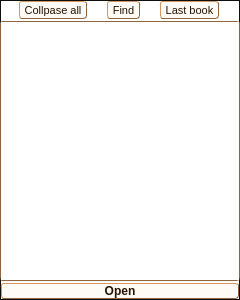
Qt form Mobile/mobileapp.ui (MosheWagner/Orayta-QT) before a commit.
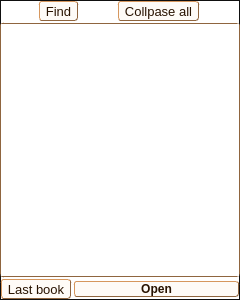
The same form after that commit. The open tabs and pages were chosen to show the change. Icons and pictures are not drawn. Custom widgets are drawn as their Qt base class.

```diff
--- a/Mobile/mobileapp.ui
+++ b/Mobile/mobileapp.ui
@@ -1901,9 +1901,6 @@
        </property>
        <item>
         <widget class="QWidget" name="widget_0" native="true">
-         <property name="styleSheet">
-          <string notr="true">font-size: 8pt;</string>
-         </property>
          <layout class="QHBoxLayout" name="horizontalLayout_16">
           <property name="spacing">
            <number>0</number>
@@ -1920,438 +1917,6 @@
           <property name="bottomMargin">
            <number>0</number>
           </property>
-          <item>
-           <widget class="QToolButton" name="resetBookListBTN">
-            <property name="palette">
-             <palette>
-              <active>
-               <colorrole role="WindowText">
-                <brush brushstyle="SolidPattern">
-                 <color alpha="255">
-                  <red>40</red>
-                  <green>19</green>
-                  <blue>1</blue>
-                 </color>
-                </brush>
-               </colorrole>
-               <colorrole role="Button">
-                <brush brushstyle="SolidPattern">
-                 <color alpha="26">
-                  <red>249</red>
-                  <green>211</green>
-                  <blue>176</blue>
-                 </color>
-                </brush>
-               </colorrole>
-               <colorrole role="Light">
-                <brush brushstyle="SolidPattern">
-                 <color alpha="255">
-                  <red>255</red>
-                  <green>255</green>
-                  <blue>255</blue>
-                 </color>
-                </brush>
-               </colorrole>
-               <colorrole role="Midlight">
-                <brush brushstyle="SolidPattern">
-                 <color alpha="255">
-                  <red>255</red>
-                  <green>253</green>
-                  <blue>251</blue>
-                 </color>
-                </brush>
-               </colorrole>
-               <colorrole role="Dark">
-                <brush brushstyle="SolidPattern">
-                 <color alpha="255">
-                  <red>127</red>
-                  <green>126</green>
-                  <blue>124</blue>
-                 </color>
-                </brush>
-               </colorrole>
-               <colorrole role="Mid">
-                <brush brushstyle="SolidPattern">
-                 <color alpha="255">
-                  <red>170</red>
-                  <green>168</green>
-                  <blue>165</blue>
-                 </color>
-                </brush>
-               </colorrole>
-               <colorrole role="Text">
-                <brush brushstyle="SolidPattern">
-                 <color alpha="255">
-                  <red>40</red>
-                  <green>19</green>
-                  <blue>1</blue>
-                 </color>
-                </brush>
-               </colorrole>
-               <colorrole role="BrightText">
-                <brush brushstyle="SolidPattern">
-                 <color alpha="255">
-                  <red>255</red>
-                  <green>255</green>
-                  <blue>255</blue>
-                 </color>
-                </brush>
-               </colorrole>
-               <colorrole role="ButtonText">
-                <brush brushstyle="SolidPattern">
-                 <color alpha="255">
-                  <red>40</red>
-                  <green>19</green>
-                  <blue>1</blue>
-                 </color>
-                </brush>
-               </colorrole>
-               <colorrole role="Base">
-                <brush brushstyle="SolidPattern">
-                 <color alpha="26">
-                  <red>249</red>
-                  <green>211</green>
-                  <blue>176</blue>
-                 </color>
-                </brush>
-               </colorrole>
-               <colorrole role="Window">
-                <brush brushstyle="SolidPattern">
-                 <color alpha="26">
-                  <red>249</red>
-                  <green>211</green>
-                  <blue>176</blue>
-                 </color>
-                </brush>
-               </colorrole>
-               <colorrole role="Shadow">
-                <brush brushstyle="SolidPattern">
-                 <color alpha="255">
-                  <red>0</red>
-                  <green>0</green>
-                  <blue>0</blue>
-                 </color>
-                </brush>
-               </colorrole>
-               <colorrole role="AlternateBase">
-                <brush brushstyle="SolidPattern">
-                 <color alpha="255">
-                  <red>255</red>
-                  <green>253</green>
-                  <blue>251</blue>
-                 </color>
-                </brush>
-               </colorrole>
-               <colorrole role="ToolTipBase">
-                <brush brushstyle="SolidPattern">
-                 <color alpha="255">
-                  <red>255</red>
-                  <green>255</green>
-                  <blue>220</blue>
-                 </color>
-                </brush>
-               </colorrole>
-               <colorrole role="ToolTipText">
-                <brush brushstyle="SolidPattern">
-                 <color alpha="255">
-                  <red>0</red>
-                  <green>0</green>
-                  <blue>0</blue>
-                 </color>
-                </brush>
-               </colorrole>
-              </active>
-              <inactive>
-               <colorrole role="WindowText">
-                <brush brushstyle="SolidPattern">
-                 <color alpha="255">
-                  <red>40</red>
-                  <green>19</green>
-                  <blue>1</blue>
-                 </color>
-                </brush>
-               </colorrole>
-               <colorrole role="Button">
-                <brush brushstyle="SolidPattern">
-                 <color alpha="26">
-                  <red>249</red>
-                  <green>211</green>
-                  <blue>176</blue>
-                 </color>
-                </brush>
-               </colorrole>
-               <colorrole role="Light">
-                <brush brushstyle="SolidPattern">
-                 <color alpha="255">
-                  <red>255</red>
-                  <green>255</green>
-                  <blue>255</blue>
-                 </color>
-                </brush>
-               </colorrole>
-               <colorrole role="Midlight">
-                <brush brushstyle="SolidPattern">
-                 <color alpha="255">
-                  <red>255</red>
-                  <green>253</green>
-                  <blue>251</blue>
-                 </color>
-                </brush>
-               </colorrole>
-               <colorrole role="Dark">
-                <brush brushstyle="SolidPattern">
-                 <color alpha="255">
-                  <red>127</red>
-                  <green>126</green>
-                  <blue>124</blue>
-                 </color>
-                </brush>
-               </colorrole>
-               <colorrole role="Mid">
-                <brush brushstyle="SolidPattern">
-                 <color alpha="255">
-                  <red>170</red>
-                  <green>168</green>
-                  <blue>165</blue>
-                 </color>
-                </brush>
-               </colorrole>
-               <colorrole role="Text">
-                <brush brushstyle="SolidPattern">
-                 <color alpha="255">
-                  <red>40</red>
-                  <green>19</green>
-                  <blue>1</blue>
-                 </color>
-                </brush>
-               </colorrole>
-               <colorrole role="BrightText">
-                <brush brushstyle="SolidPattern">
-                 <color alpha="255">
-                  <red>255</red>
-                  <green>255</green>
-                  <blue>255</blue>
-                 </color>
-                </brush>
-               </colorrole>
-               <colorrole role="ButtonText">
-                <brush brushstyle="SolidPattern">
-                 <color alpha="255">
-                  <red>40</red>
-                  <green>19</green>
-                  <blue>1</blue>
-                 </color>
-                </brush>
-               </colorrole>
-               <colorrole role="Base">
-                <brush brushstyle="SolidPattern">
-                 <color alpha="26">
-                  <red>249</red>
-                  <green>211</green>
-                  <blue>176</blue>
-                 </color>
-                </brush>
-               </colorrole>
-               <colorrole role="Window">
-                <brush brushstyle="SolidPattern">
-                 <color alpha="26">
-                  <red>249</red>
-                  <green>211</green>
-                  <blue>176</blue>
-                 </color>
-                </brush>
-               </colorrole>
-               <colorrole role="Shadow">
-                <brush brushstyle="SolidPattern">
-                 <color alpha="255">
-                  <red>0</red>
-                  <green>0</green>
-                  <blue>0</blue>
-                 </color>
-                </brush>
-               </colorrole>
-               <colorrole role="AlternateBase">
-                <brush brushstyle="SolidPattern">
-                 <color alpha="255">
-                  <red>255</red>
-                  <green>253</green>
-                  <blue>251</blue>
-                 </color>
-                </brush>
-               </colorrole>
-               <colorrole role="ToolTipBase">
-                <brush brushstyle="SolidPattern">
-                 <color alpha="255">
-                  <red>255</red>
-                  <green>255</green>
-                  <blue>220</blue>
-                 </color>
-                </brush>
-               </colorrole>
-               <colorrole role="ToolTipText">
-                <brush brushstyle="SolidPattern">
-                 <color alpha="255">
-                  <red>0</red>
-                  <green>0</green>
-                  <blue>0</blue>
-                 </color>
-                </brush>
-               </colorrole>
-              </inactive>
-              <disabled>
-               <colorrole role="WindowText">
-                <brush brushstyle="SolidPattern">
-                 <color alpha="255">
-                  <red>255</red>
-                  <green>255</green>
-                  <blue>255</blue>
-                 </color>
-                </brush>
-               </colorrole>
-               <colorrole role="Button">
-                <brush brushstyle="SolidPattern">
-                 <color alpha="26">
-                  <red>249</red>
-                  <green>211</green>
-                  <blue>176</blue>
-                 </color>
-                </brush>
-               </colorrole>
-               <colorrole role="Light">
-                <brush brushstyle="SolidPattern">
-                 <color alpha="255">
-                  <red>255</red>
-                  <green>255</green>
-                  <blue>255</blue>
-                 </color>
-                </brush>
-               </colorrole>
-               <colorrole role="Midlight">
-                <brush brushstyle="SolidPattern">
-                 <color alpha="255">
-                  <red>255</red>
-                  <green>253</green>
-                  <blue>251</blue>
-                 </color>
-                </brush>
-               </colorrole>
-               <colorrole role="Dark">
-                <brush brushstyle="SolidPattern">
-                 <color alpha="255">
-                  <red>127</red>
-                  <green>126</green>
-                  <blue>124</blue>
-                 </color>
-                </brush>
-               </colorrole>
-               <colorrole role="Mid">
-                <brush brushstyle="SolidPattern">
-                 <color alpha="255">
-                  <red>170</red>
-                  <green>168</green>
-                  <blue>165</blue>
-                 </color>
-                </brush>
-               </colorrole>
-               <colorrole role="Text">
-                <brush brushstyle="SolidPattern">
-                 <color alpha="255">
-                  <red>255</red>
-                  <green>255</green>
-                  <blue>255</blue>
-                 </color>
-                </brush>
-               </colorrole>
-               <colorrole role="BrightText">
-                <brush brushstyle="SolidPattern">
-                 <color alpha="255">
-                  <red>255</red>
-                  <green>255</green>
-                  <blue>255</blue>
-                 </color>
-                </brush>
-               </colorrole>
-               <colorrole role="ButtonText">
-                <brush brushstyle="SolidPattern">
-                 <color alpha="255">
-                  <red>255</red>
-                  <green>255</green>
-                  <blue>255</blue>
-                 </color>
-                </brush>
-               </colorrole>
-               <colorrole role="Base">
-                <brush brushstyle="SolidPattern">
-                 <color alpha="26">
-                  <red>249</red>
-                  <green>211</green>
-                  <blue>176</blue>
-                 </color>
-                </brush>
-               </colorrole>
-               <colorrole role="Window">
-                <brush brushstyle="SolidPattern">
-                 <color alpha="26">
-                  <red>249</red>
-                  <green>211</green>
-                  <blue>176</blue>
-                 </color>
-                </brush>
-               </colorrole>
-               <colorrole role="Shadow">
-                <brush brushstyle="SolidPattern">
-                 <color alpha="255">
-                  <red>0</red>
-                  <green>0</green>
-                  <blue>0</blue>
-                 </color>
-                </brush>
-               </colorrole>
-               <colorrole role="AlternateBase">
-                <brush brushstyle="SolidPattern">
-                 <color alpha="255">
-                  <red>255</red>
-                  <green>252</green>
-                  <blue>248</blue>
-                 </color>
-                </brush>
-               </colorrole>
-               <colorrole role="ToolTipBase">
-                <brush brushstyle="SolidPattern">
-                 <color alpha="255">
-                  <red>255</red>
-                  <green>255</green>
-                  <blue>220</blue>
-                 </color>
-                </brush>
-               </colorrole>
-               <colorrole role="ToolTipText">
-                <brush brushstyle="SolidPattern">
-                 <color alpha="255">
-                  <red>0</red>
-                  <green>0</green>
-                  <blue>0</blue>
-                 </color>
-                </brush>
-               </colorrole>
-              </disabled>
-             </palette>
-            </property>
-            <property name="text">
-             <string>Collpase all</string>
-            </property>
-            <property name="icon">
-             <iconset resource="mobile.qrc">
-              <normaloff>:/flat-icons/collapseAll.png</normaloff>:/flat-icons/collapseAll.png</iconset>
-            </property>
-            <property name="toolButtonStyle">
-             <enum>Qt::ToolButtonTextBesideIcon</enum>
-            </property>
-            <property name="autoRaise">
-             <bool>true</bool>
-            </property>
-           </widget>
-          </item>
           <item>
            <widget class="QToolButton" name="findBookBTN">
             <property name="palette">
@@ -2769,6 +2334,11 @@
               </disabled>
              </palette>
             </property>
+            <property name="font">
+             <font>
+              <pointsize>10</pointsize>
+             </font>
+            </property>
             <property name="text">
              <string>Find</string>
             </property>
@@ -2785,7 +2355,7 @@
            </widget>
           </item>
           <item>
-           <widget class="QToolButton" name="lastBookBTN">
+           <widget class="QToolButton" name="resetBookListBTN">
             <property name="palette">
              <palette>
               <active>
@@ -3201,8 +2771,13 @@
               </disabled>
              </palette>
             </property>
+            <property name="font">
+             <font>
+              <pointsize>10</pointsize>
+             </font>
+            </property>
             <property name="text">
-             <string>Last book</string>
+             <string>Collpase all</string>
             </property>
             <property name="icon">
              <iconset resource="mobile.qrc">
@@ -3294,6 +2869,443 @@
        </item>
        <item>
         <layout class="QHBoxLayout" name="horizontalLayout_8">
+         <item>
+          <widget class="QToolButton" name="lastBookBTN">
+           <property name="palette">
+            <palette>
+             <active>
+              <colorrole role="WindowText">
+               <brush brushstyle="SolidPattern">
+                <color alpha="255">
+                 <red>40</red>
+                 <green>19</green>
+                 <blue>1</blue>
+                </color>
+               </brush>
+              </colorrole>
+              <colorrole role="Button">
+               <brush brushstyle="SolidPattern">
+                <color alpha="26">
+                 <red>249</red>
+                 <green>211</green>
+                 <blue>176</blue>
+                </color>
+               </brush>
+              </colorrole>
+              <colorrole role="Light">
+               <brush brushstyle="SolidPattern">
+                <color alpha="255">
+                 <red>255</red>
+                 <green>255</green>
+                 <blue>255</blue>
+                </color>
+               </brush>
+              </colorrole>
+              <colorrole role="Midlight">
+               <brush brushstyle="SolidPattern">
+                <color alpha="255">
+                 <red>255</red>
+                 <green>253</green>
+                 <blue>251</blue>
+                </color>
+               </brush>
+              </colorrole>
+              <colorrole role="Dark">
+               <brush brushstyle="SolidPattern">
+                <color alpha="255">
+                 <red>127</red>
+                 <green>126</green>
+                 <blue>124</blue>
+                </color>
+               </brush>
+              </colorrole>
+              <colorrole role="Mid">
+               <brush brushstyle="SolidPattern">
+                <color alpha="255">
+                 <red>170</red>
+                 <green>168</green>
+                 <blue>165</blue>
+                </color>
+               </brush>
+              </colorrole>
+              <colorrole role="Text">
+               <brush brushstyle="SolidPattern">
+                <color alpha="255">
+                 <red>40</red>
+                 <green>19</green>
+                 <blue>1</blue>
+                </color>
+               </brush>
+              </colorrole>
+              <colorrole role="BrightText">
+               <brush brushstyle="SolidPattern">
+                <color alpha="255">
+                 <red>255</red>
+                 <green>255</green>
+                 <blue>255</blue>
+                </color>
+               </brush>
+              </colorrole>
+              <colorrole role="ButtonText">
+               <brush brushstyle="SolidPattern">
+                <color alpha="255">
+                 <red>40</red>
+                 <green>19</green>
+                 <blue>1</blue>
+                </color>
+               </brush>
+              </colorrole>
+              <colorrole role="Base">
+               <brush brushstyle="SolidPattern">
+                <color alpha="26">
+                 <red>249</red>
+                 <green>211</green>
+                 <blue>176</blue>
+                </color>
+               </brush>
+              </colorrole>
+              <colorrole role="Window">
+               <brush brushstyle="SolidPattern">
+                <color alpha="26">
+                 <red>249</red>
+                 <green>211</green>
+                 <blue>176</blue>
+                </color>
+               </brush>
+              </colorrole>
+              <colorrole role="Shadow">
+               <brush brushstyle="SolidPattern">
+                <color alpha="255">
+                 <red>0</red>
+                 <green>0</green>
+                 <blue>0</blue>
+                </color>
+               </brush>
+              </colorrole>
+              <colorrole role="AlternateBase">
+               <brush brushstyle="SolidPattern">
+                <color alpha="255">
+                 <red>255</red>
+                 <green>253</green>
+                 <blue>251</blue>
+                </color>
+               </brush>
+              </colorrole>
+              <colorrole role="ToolTipBase">
+               <brush brushstyle="SolidPattern">
+                <color alpha="255">
+                 <red>255</red>
+                 <green>255</green>
+                 <blue>220</blue>
+                </color>
+               </brush>
+              </colorrole>
+              <colorrole role="ToolTipText">
+               <brush brushstyle="SolidPattern">
+                <color alpha="255">
+                 <red>0</red>
+                 <green>0</green>
+                 <blue>0</blue>
+                </color>
+               </brush>
+              </colorrole>
+             </active>
+             <inactive>
+              <colorrole role="WindowText">
+               <brush brushstyle="SolidPattern">
+                <color alpha="255">
+                 <red>40</red>
+                 <green>19</green>
+                 <blue>1</blue>
+                </color>
+               </brush>
+              </colorrole>
+              <colorrole role="Button">
+               <brush brushstyle="SolidPattern">
+                <color alpha="26">
+                 <red>249</red>
+                 <green>211</green>
+                 <blue>176</blue>
+                </color>
+               </brush>
+              </colorrole>
+              <colorrole role="Light">
+               <brush brushstyle="SolidPattern">
+                <color alpha="255">
+                 <red>255</red>
+                 <green>255</green>
+                 <blue>255</blue>
+                </color>
+               </brush>
+              </colorrole>
+              <colorrole role="Midlight">
+               <brush brushstyle="SolidPattern">
+                <color alpha="255">
+                 <red>255</red>
+                 <green>253</green>
+                 <blue>251</blue>
+                </color>
+               </brush>
+              </colorrole>
+              <colorrole role="Dark">
+               <brush brushstyle="SolidPattern">
+                <color alpha="255">
+                 <red>127</red>
+                 <green>126</green>
+                 <blue>124</blue>
+                </color>
+               </brush>
+              </colorrole>
+              <colorrole role="Mid">
+               <brush brushstyle="SolidPattern">
+                <color alpha="255">
+                 <red>170</red>
+                 <green>168</green>
+                 <blue>165</blue>
+                </color>
+               </brush>
+              </colorrole>
+              <colorrole role="Text">
+               <brush brushstyle="SolidPattern">
+                <color alpha="255">
+                 <red>40</red>
+                 <green>19</green>
+                 <blue>1</blue>
+                </color>
+               </brush>
+              </colorrole>
+              <colorrole role="BrightText">
+               <brush brushstyle="SolidPattern">
+                <color alpha="255">
+                 <red>255</red>
+                 <green>255</green>
+                 <blue>255</blue>
+                </color>
+               </brush>
+              </colorrole>
+              <colorrole role="ButtonText">
+               <brush brushstyle="SolidPattern">
+                <color alpha="255">
+                 <red>40</red>
+                 <green>19</green>
+                 <blue>1</blue>
+                </color>
+               </brush>
+              </colorrole>
+              <colorrole role="Base">
+               <brush brushstyle="SolidPattern">
+                <color alpha="26">
+                 <red>249</red>
+                 <green>211</green>
+                 <blue>176</blue>
+                </color>
+               </brush>
+              </colorrole>
+              <colorrole role="Window">
+               <brush brushstyle="SolidPattern">
+                <color alpha="26">
+                 <red>249</red>
+                 <green>211</green>
+                 <blue>176</blue>
+                </color>
+               </brush>
+              </colorrole>
+              <colorrole role="Shadow">
+               <brush brushstyle="SolidPattern">
+                <color alpha="255">
+                 <red>0</red>
+                 <green>0</green>
+                 <blue>0</blue>
+                </color>
+               </brush>
+              </colorrole>
+              <colorrole role="AlternateBase">
+               <brush brushstyle="SolidPattern">
+                <color alpha="255">
+                 <red>255</red>
+                 <green>253</green>
+                 <blue>251</blue>
+                </color>
+               </brush>
+              </colorrole>
+              <colorrole role="ToolTipBase">
+               <brush brushstyle="SolidPattern">
+                <color alpha="255">
+                 <red>255</red>
+                 <green>255</green>
+                 <blue>220</blue>
+                </color>
+               </brush>
+              </colorrole>
+              <colorrole role="ToolTipText">
+               <brush brushstyle="SolidPattern">
+                <color alpha="255">
+                 <red>0</red>
+                 <green>0</green>
+                 <blue>0</blue>
+                </color>
+               </brush>
+              </colorrole>
+             </inactive>
+             <disabled>
+              <colorrole role="WindowText">
+               <brush brushstyle="SolidPattern">
+                <color alpha="255">
+                 <red>255</red>
+                 <green>255</green>
+                 <blue>255</blue>
+                </color>
+               </brush>
+              </colorrole>
+              <colorrole role="Button">
+               <brush brushstyle="SolidPattern">
+                <color alpha="26">
+                 <red>249</red>
+                 <green>211</green>
+                 <blue>176</blue>
+                </color>
+               </brush>
+              </colorrole>
+              <colorrole role="Light">
+               <brush brushstyle="SolidPattern">
+                <color alpha="255">
+                 <red>255</red>
+                 <green>255</green>
+                 <blue>255</blue>
+                </color>
+               </brush>
+              </colorrole>
+              <colorrole role="Midlight">
+               <brush brushstyle="SolidPattern">
+                <color alpha="255">
+                 <red>255</red>
+                 <green>253</green>
+                 <blue>251</blue>
+                </color>
+               </brush>
+              </colorrole>
+              <colorrole role="Dark">
+               <brush brushstyle="SolidPattern">
+                <color alpha="255">
+                 <red>127</red>
+                 <green>126</green>
+                 <blue>124</blue>
+                </color>
+               </brush>
+              </colorrole>
+              <colorrole role="Mid">
+               <brush brushstyle="SolidPattern">
+                <color alpha="255">
+                 <red>170</red>
+                 <green>168</green>
+                 <blue>165</blue>
+                </color>
+               </brush>
+              </colorrole>
+              <colorrole role="Text">
+               <brush brushstyle="SolidPattern">
+                <color alpha="255">
+                 <red>255</red>
+                 <green>255</green>
+                 <blue>255</blue>
+                </color>
+               </brush>
+              </colorrole>
+              <colorrole role="BrightText">
+               <brush brushstyle="SolidPattern">
+                <color alpha="255">
+                 <red>255</red>
+                 <green>255</green>
+                 <blue>255</blue>
+                </color>
+               </brush>
+              </colorrole>
+              <colorrole role="ButtonText">
+               <brush brushstyle="SolidPattern">
+                <color alpha="255">
+                 <red>255</red>
+                 <green>255</green>
+                 <blue>255</blue>
+                </color>
+               </brush>
+              </colorrole>
+              <colorrole role="Base">
+               <brush brushstyle="SolidPattern">
+                <color alpha="26">
+                 <red>249</red>
+                 <green>211</green>
+                 <blue>176</blue>
+                </color>
+               </brush>
+              </colorrole>
+              <colorrole role="Window">
+               <brush brushstyle="SolidPattern">
+                <color alpha="26">
+                 <red>249</red>
+                 <green>211</green>
+                 <blue>176</blue>
+                </color>
+               </brush>
+              </colorrole>
+              <colorrole role="Shadow">
+               <brush brushstyle="SolidPattern">
+                <color alpha="255">
+                 <red>0</red>
+                 <green>0</green>
+                 <blue>0</blue>
+                </color>
+               </brush>
+              </colorrole>
+              <colorrole role="AlternateBase">
+               <brush brushstyle="SolidPattern">
+                <color alpha="255">
+                 <red>255</red>
+                 <green>252</green>
+                 <blue>248</blue>
+                </color>
+               </brush>
+              </colorrole>
+              <colorrole role="ToolTipBase">
+               <brush brushstyle="SolidPattern">
+                <color alpha="255">
+                 <red>255</red>
+                 <green>255</green>
+                 <blue>220</blue>
+                </color>
+               </brush>
+              </colorrole>
+              <colorrole role="ToolTipText">
+               <brush brushstyle="SolidPattern">
+                <color alpha="255">
+                 <red>0</red>
+                 <green>0</green>
+                 <blue>0</blue>
+                </color>
+               </brush>
+              </colorrole>
+             </disabled>
+            </palette>
+           </property>
+           <property name="font">
+            <font>
+             <pointsize>10</pointsize>
+            </font>
+           </property>
+           <property name="text">
+            <string>Last book</string>
+           </property>
+           <property name="icon">
+            <iconset resource="mobile.qrc">
+             <normaloff>:/flat-icons/bookmark.png</normaloff>:/flat-icons/bookmark.png</iconset>
+           </property>
+           <property name="toolButtonStyle">
+            <enum>Qt::ToolButtonTextBesideIcon</enum>
+           </property>
+           <property name="autoRaise">
+            <bool>true</bool>
+           </property>
+          </widget>
+         </item>
          <item>
           <widget class="QPushButton" name="openBook">
            <property name="palette">
```
Left out of the diff: 119 changed lines with no effect on the pictures.
